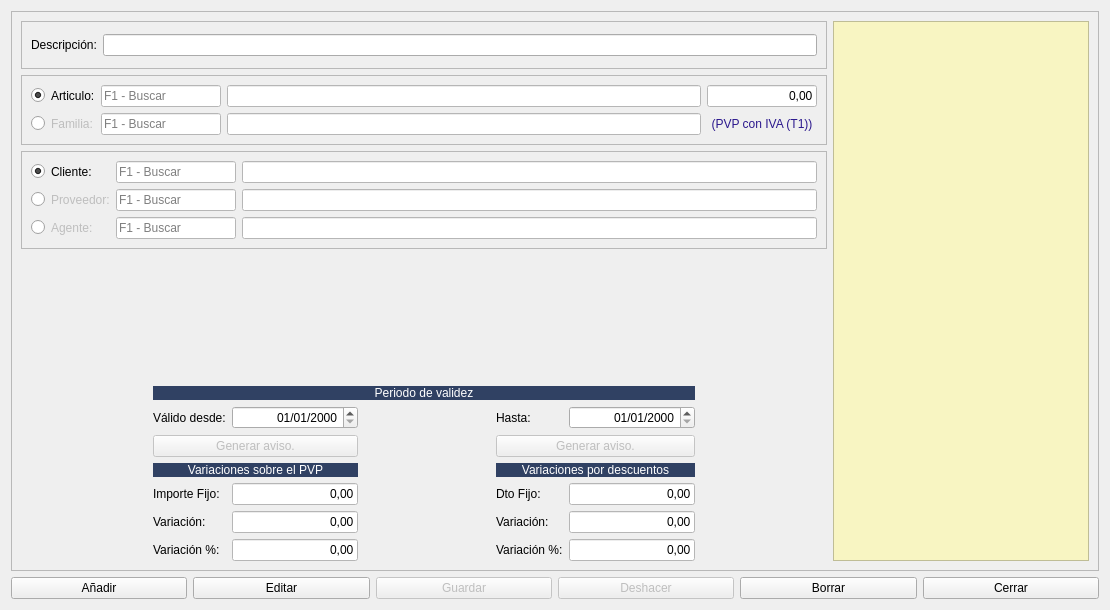
Above: Almacen/frmexcepciones.ui from arcnexus/RedFoX before the change. Below: the same form after it.
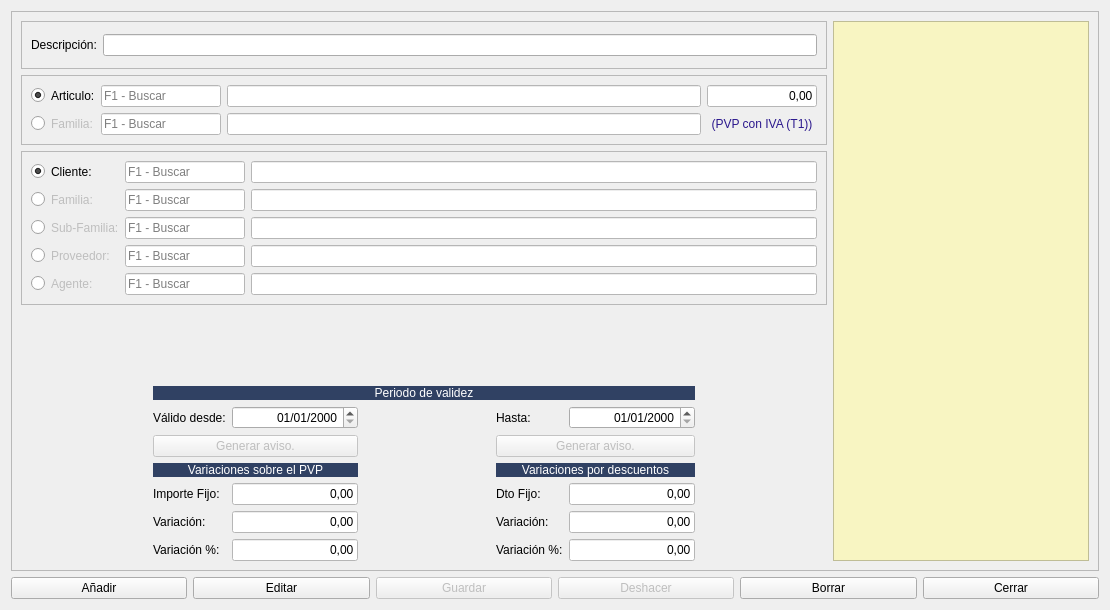
That is the form after the change. Icons and pictures are not drawn.

What changed in the file:
```diff
--- a/Almacen/frmexcepciones.ui
+++ b/Almacen/frmexcepciones.ui
@@ -556,6 +556,114 @@
          <enum>QFrame::Raised</enum>
         </property>
         <layout class="QGridLayout" name="gridLayout_2">
+         <item row="2" column="2">
+          <widget class="QLineEdit" name="txtcodigo_sub_familia_cliente">
+           <property name="enabled">
+            <bool>false</bool>
+           </property>
+           <property name="maximumSize">
+            <size>
+             <width>120</width>
+             <height>16777215</height>
+            </size>
+           </property>
+           <property name="styleSheet">
+            <string notr="true">background-color: rgb(255, 255, 255);</string>
+           </property>
+           <property name="placeholderText">
+            <string>F1 - Buscar</string>
+           </property>
+          </widget>
+         </item>
+         <item row="1" column="2">
+          <widget class="QLineEdit" name="txt_codigo_familia_cliente">
+           <property name="enabled">
+            <bool>false</bool>
+           </property>
+           <property name="maximumSize">
+            <size>
+             <width>120</width>
+             <height>16777215</height>
+            </size>
+           </property>
+           <property name="styleSheet">
+            <string notr="true">background-color: rgb(255, 255, 255);</string>
+           </property>
+           <property name="placeholderText">
+            <string>F1 - Buscar</string>
+           </property>
+          </widget>
+         </item>
+         <item row="1" column="1">
+          <widget class="QLabel" name="label_19">
+           <property name="enabled">
+            <bool>false</bool>
+           </property>
+           <property name="text">
+            <string>Familia:</string>
+           </property>
+          </widget>
+         </item>
+         <item row="1" column="0">
+          <widget class="QRadioButton" name="radFamilia_cliente">
+           <property name="text">
+            <string/>
+           </property>
+          </widget>
+         </item>
+         <item row="4" column="2">
+          <widget class="QLineEdit" name="txt_codigo_agente">
+           <property name="enabled">
+            <bool>false</bool>
+           </property>
+           <property name="maximumSize">
+            <size>
+             <width>120</width>
+             <height>16777215</height>
+            </size>
+           </property>
+           <property name="styleSheet">
+            <string notr="true">background-color: rgb(255, 255, 255);</string>
+           </property>
+           <property name="placeholderText">
+            <string>F1 - Buscar</string>
+           </property>
+          </widget>
+         </item>
+         <item row="4" column="4">
+          <widget class="QLineEdit" name="txt_nombre_agente">
+           <property name="enabled">
+            <bool>false</bool>
+           </property>
+           <property name="styleSheet">
+            <string notr="true">background-color: rgb(255, 255, 255);</string>
+           </property>
+          </widget>
+         </item>
+         <item row="0" column="0">
+          <widget class="QRadioButton" name="radCliente">
+           <property name="text">
+            <string/>
+           </property>
+           <property name="checked">
+            <bool>true</bool>
+           </property>
+          </widget>
+         </item>
+         <item row="3" column="0">
+          <widget class="QRadioButton" name="radProveedor">
+           <property name="text">
+            <string/>
+           </property>
+          </widget>
+         </item>
+         <item row="4" column="0">
+          <widget class="QRadioButton" name="radAgente">
+           <property name="text">
+            <string/>
+           </property>
+          </widget>
+         </item>
          <item row="0" column="1">
           <widget class="QLabel" name="label_2">
            <property name="text">
@@ -565,6 +673,9 @@
          </item>
          <item row="0" column="2">
           <widget class="QLineEdit" name="txt_codigo_cliente">
+           <property name="enabled">
+            <bool>false</bool>
+           </property>
            <property name="maximumSize">
             <size>
              <width>120</width>
@@ -579,14 +690,14 @@
            </property>
           </widget>
          </item>
-         <item row="0" column="3">
+         <item row="0" column="4">
           <widget class="QLineEdit" name="txt_nombre_cliente">
            <property name="styleSheet">
             <string notr="true">background-color: rgb(255, 255, 255);</string>
            </property>
           </widget>
          </item>
-         <item row="1" column="1">
+         <item row="3" column="1">
           <widget class="QLabel" name="label_3">
            <property name="enabled">
             <bool>false</bool>
@@ -596,7 +707,7 @@
            </property>
           </widget>
          </item>
-         <item row="1" column="2">
+         <item row="3" column="2">
           <widget class="QLineEdit" name="txt_codigo_proveedor">
            <property name="enabled">
             <bool>false</bool>
@@ -615,7 +726,7 @@
            </property>
           </widget>
          </item>
-         <item row="1" column="3">
+         <item row="3" column="4">
           <widget class="QLineEdit" name="txt_nombre_proveedor">
            <property name="enabled">
             <bool>false</bool>
@@ -625,7 +736,7 @@
            </property>
           </widget>
          </item>
-         <item row="2" column="1">
+         <item row="4" column="1">
           <widget class="QLabel" name="label_4">
            <property name="enabled">
             <bool>false</bool>
@@ -635,59 +746,43 @@
            </property>
           </widget>
          </item>
-         <item row="2" column="2">
-          <widget class="QLineEdit" name="txt_codigo_agente">
+         <item row="1" column="4">
+          <widget class="QLineEdit" name="txtDescripcion_familia_cliente">
            <property name="enabled">
             <bool>false</bool>
            </property>
-           <property name="maximumSize">
-            <size>
-             <width>120</width>
-             <height>16777215</height>
-            </size>
-           </property>
            <property name="styleSheet">
             <string notr="true">background-color: rgb(255, 255, 255);</string>
            </property>
-           <property name="placeholderText">
-            <string>F1 - Buscar</string>
-           </property>
           </widget>
          </item>
-         <item row="2" column="3">
-          <widget class="QLineEdit" name="txt_nombre_agente">
+         <item row="2" column="1">
+          <widget class="QLabel" name="label_20">
            <property name="enabled">
             <bool>false</bool>
            </property>
-           <property name="styleSheet">
-            <string notr="true">background-color: rgb(255, 255, 255);</string>
-           </property>
-          </widget>
-         </item>
-         <item row="0" column="0">
-          <widget class="QRadioButton" name="radCliente">
            <property name="text">
-            <string/>
-           </property>
-           <property name="checked">
-            <bool>true</bool>
-           </property>
-          </widget>
-         </item>
-         <item row="1" column="0">
-          <widget class="QRadioButton" name="radProveedor">
-           <property name="text">
-            <string/>
+            <string>Sub-Familia:</string>
            </property>
           </widget>
          </item>
          <item row="2" column="0">
-          <widget class="QRadioButton" name="radAgente">
+          <widget class="QRadioButton" name="radSubfamilia_cliente">
            <property name="text">
             <string/>
            </property>
           </widget>
          </item>
+         <item row="2" column="4">
+          <widget class="QLineEdit" name="txtDescripcion_subfamilia">
+           <property name="enabled">
+            <bool>false</bool>
+           </property>
+           <property name="styleSheet">
+            <string notr="true">background-color: rgb(255, 255, 255);</string>
+           </property>
+          </widget>
+         </item>
         </layout>
        </widget>
       </item>
```
Left out of the diff: 237 changed lines with no effect on the pictures.
